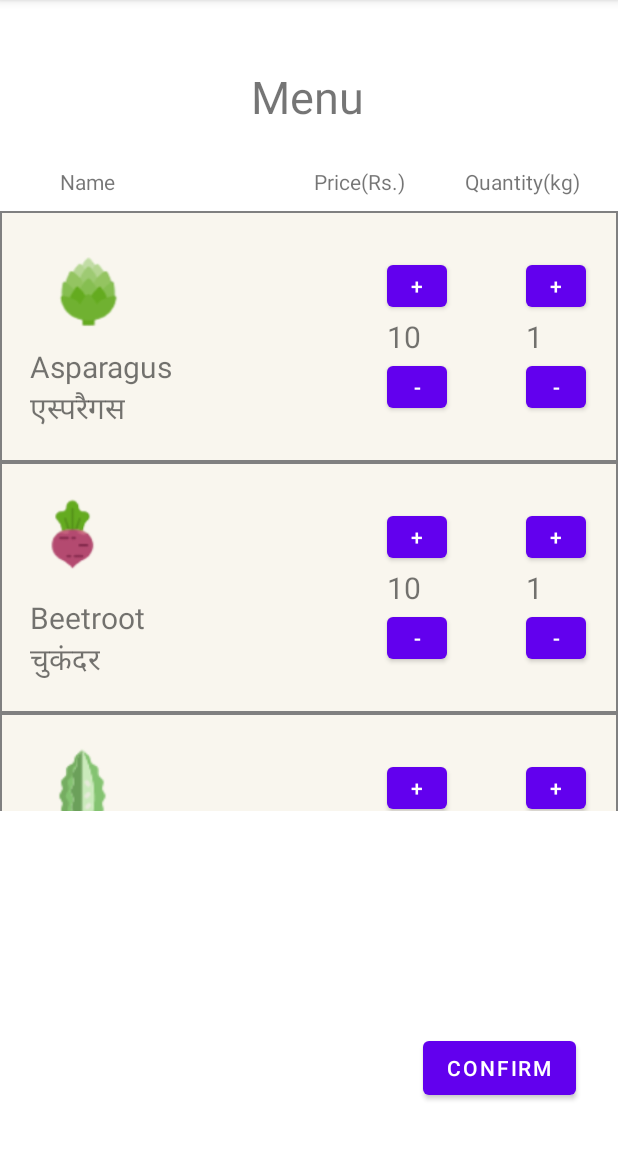
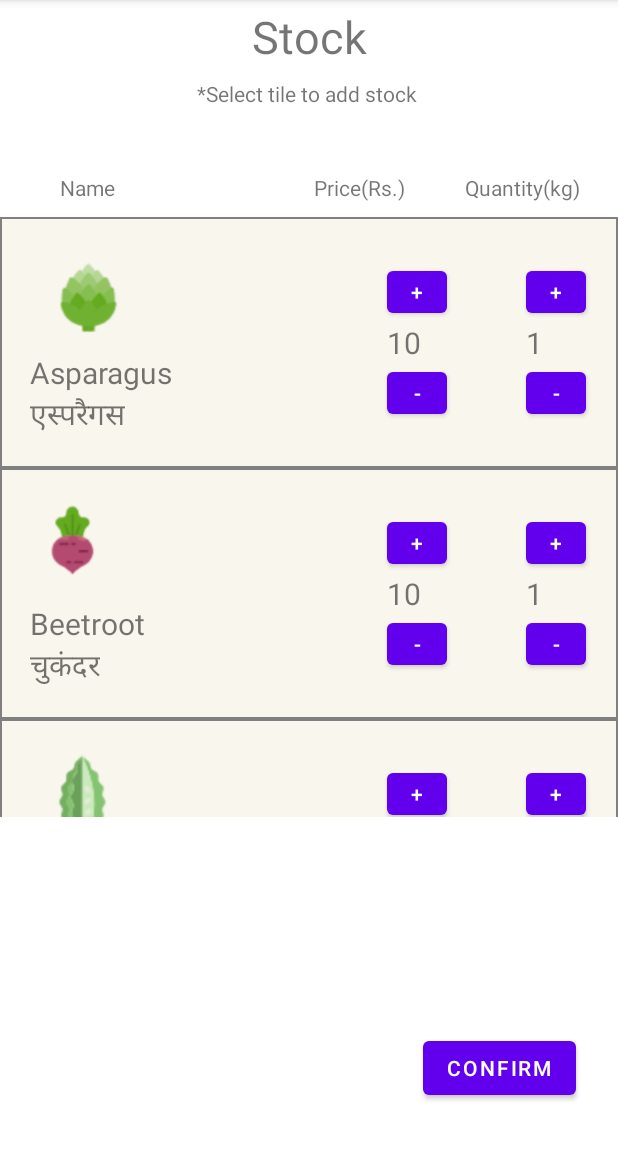
Before and after one commit to piyushdahiya1218/Vendor, an Android app: the VegetablesMenuActivity screen opened directly, with no data from a screen before it, on a phone screen of 412 x 824 dp, the part 84-1236 px from its top. Run offline under Robolectric (Android 15) with nearby library versions, the phone set to English and light mode, and no system bars; our stand-ins replace Firebase (no records; nobody signed in at launch, a user with empty details on screens opened directly).

Commit message:
Veg stock page UI updated

```diff
--- a/app/src/main/res/layout/activity_vegetables_menu.xml
+++ b/app/src/main/res/layout/activity_vegetables_menu.xml
@@ -10,11 +10,10 @@
         android:id="@+id/textView20"
         android:layout_width="wrap_content"
         android:layout_height="wrap_content"
-        android:layout_marginTop="44dp"
-        android:text="@string/menu"
+        android:layout_marginTop="4dp"
+        android:text="Stock"
         android:textSize="30sp"
         app:layout_constraintEnd_toEndOf="parent"
-        app:layout_constraintHorizontal_bias="0.498"
         app:layout_constraintStart_toStartOf="parent"
         app:layout_constraintTop_toTopOf="parent" />
 
@@ -52,11 +51,11 @@
         android:id="@+id/allproductsrecyclerviewveg"
         android:layout_width="match_parent"
         android:layout_height="400dp"
-        android:layout_marginTop="56dp"
+        android:layout_marginTop="100dp"
         app:layout_constraintEnd_toEndOf="parent"
         app:layout_constraintHorizontal_bias="0.0"
         app:layout_constraintStart_toStartOf="parent"
-        app:layout_constraintTop_toBottomOf="@+id/textView20" >
+        app:layout_constraintTop_toBottomOf="@+id/textView20">
 
     </androidx.recyclerview.widget.RecyclerView>
 
@@ -70,4 +69,15 @@
         app:layout_constraintBottom_toBottomOf="parent"
         app:layout_constraintEnd_toEndOf="parent" />
 
+    <TextView
+        android:id="@+id/textView13"
+        android:layout_width="148dp"
+        android:layout_height="20dp"
+        android:layout_marginTop="8dp"
+        android:text="*Select tile to add stock"
+        app:layout_constraintEnd_toEndOf="parent"
+        app:layout_constraintHorizontal_bias="0.498"
+        app:layout_constraintStart_toStartOf="parent"
+        app:layout_constraintTop_toBottomOf="@+id/textView20" />
+
 </androidx.constraintlayout.widget.ConstraintLayout>
```
